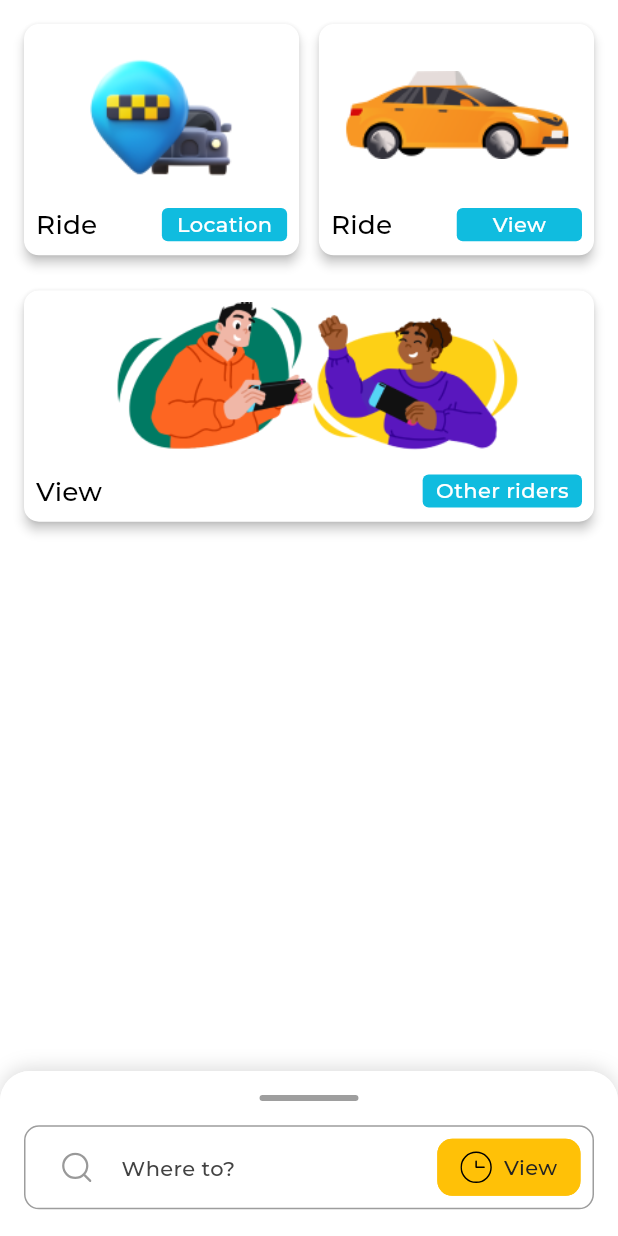
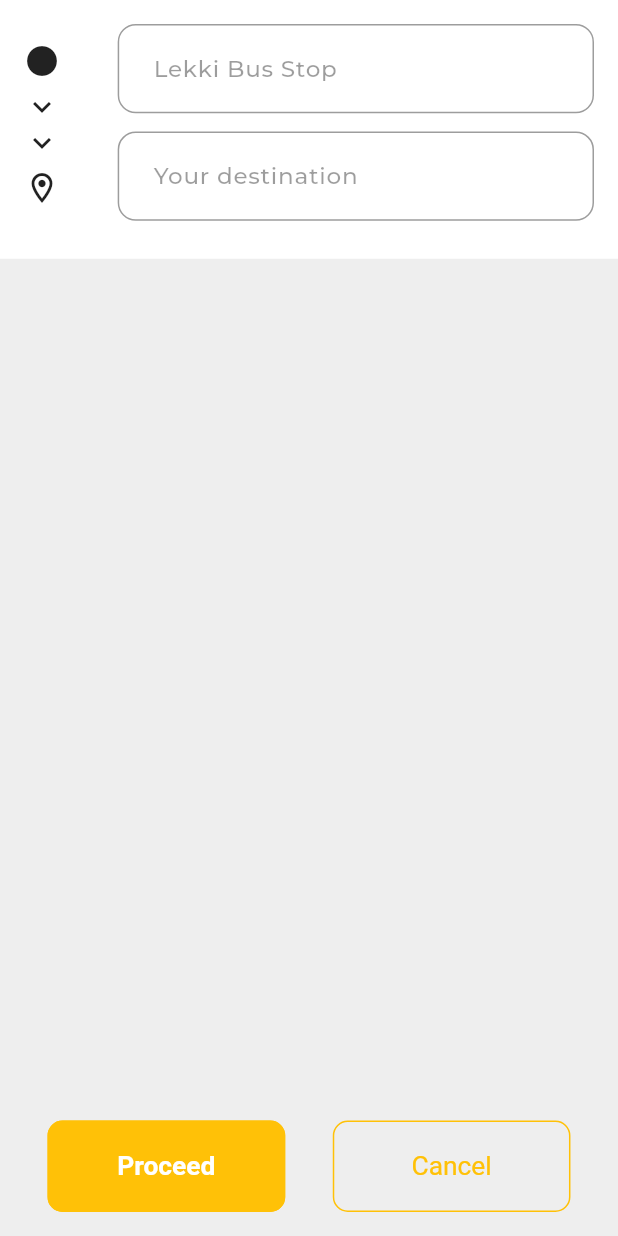
Before and after one commit to Cabu-Cabu/Cabu-Cabu-user-mobile, a Flutter app: the screen it shows after launch, on a phone screen of 412 x 824 dp. Run offline on Flutter 3.47's test engine with Material 3 defaults, Android fonts, the phone set to English and light mode, and no system bars; drawn by our look-alikes of sliding_up_panel; our stand-ins replace flutter_screenutil, flutter_svg, logger, shared_preferences; project files that could hold a hidden picture were left out.

Commit message:
feat: Add RideDestinationPickerScreen and related components
- Added the RideDestinationPickerScreen class, which is the main screen for picking a ride destination in the Cabu Cabu app.

```diff
--- a/lib/app_view.dart
+++ b/lib/app_view.dart
@@ -1,6 +1,6 @@
 import 'package:cabu_cabu_user_mobile/src/core/utils/constants/texts.dart';
 import 'package:cabu_cabu_user_mobile/src/core/utils/theme/theme.dart';
-import 'package:cabu_cabu_user_mobile/src/features/ride_booking/presentation/screens/ride_booking_screen.dart';
+import 'package:cabu_cabu_user_mobile/src/features/ride_booking/presentation/screens/ride_destination_picker_screen.dart';
 import 'package:flutter/material.dart';
 import 'package:flutter_screenutil/flutter_screenutil.dart';
 
@@ -16,7 +16,7 @@ class AppView extends StatelessWidget {
         theme: AppTheme.lightTheme,
         // darkTheme: AppTheme.darkTheme,
         debugShowCheckedModeBanner: false,
-        home: const RideBookingScreen(),
+        home: const RideDestinationPickerScreen(),
       ),
     );
   }
--- a/lib/main.dart
+++ b/lib/main.dart
@@ -2,5 +2,7 @@ import 'package:cabu_cabu_user_mobile/app.dart';
 import 'package:flutter/material.dart';
 
 void main() {
+  WidgetsFlutterBinding.ensureInitialized();
+
   runApp(const MyApp());
 }
--- /dev/null
+++ b/lib/src/features/ride_booking/presentation/screens/ride_destination_picker_screen.dart
@@ -0,0 +1,157 @@
+import 'package:cabu_cabu_user_mobile/src/core/utils/constants/colors.dart';
+import 'package:cabu_cabu_user_mobile/src/core/utils/constants/extentions.dart';
+import 'package:flutter/material.dart';
+import 'package:flutter_screenutil/flutter_screenutil.dart';
+
+/// This is the main screen for picking a ride destination in the Cabu Cabu app.
+class RideDestinationPickerScreen extends StatelessWidget {
+  const RideDestinationPickerScreen({super.key});
+
+  @override
+  Widget build(BuildContext context) {
+    return const Scaffold(
+      body: SafeArea(
+        child: Column(
+          children: [
+            _LocationInputSection(),
+            _BottomButtons(),
+          ],
+        ),
+      ),
+    );
+  }
+}
+
+/// A widget that displays the location input fields for the ride.
+class _LocationInputSection extends StatelessWidget {
+  const _LocationInputSection({super.key});
+
+  @override
+  Widget build(BuildContext context) {
+    return Container(
+      height: 170.h,
+      padding: const EdgeInsets.all(16.0),
+      child: Row(
+        children: [
+          const _LocationIcons(),
+          35.horizontalSpace,
+          const Expanded(child: _LocationTextFields()),
+        ],
+      ),
+    );
+  }
+}
+
+/// A widget that displays the input text fields for origin and destination.
+class _LocationTextFields extends StatelessWidget {
+  const _LocationTextFields({super.key});
+
+  @override
+  Widget build(BuildContext context) {
+    return Column(
+      crossAxisAlignment: CrossAxisAlignment.start,
+      children: [
+        TextField(
+          decoration: InputDecoration(
+            isDense: true,
+            hintText: 'Lekki Bus Stop',
+            contentPadding: EdgeInsets.symmetric(
+              vertical: 18.h,
+              horizontal: 18.w,
+            ),
+          ),
+        ),
+        12.verticalSpace,
+        TextField(
+          decoration: InputDecoration(
+            isDense: true,
+            hintText: 'Your destination',
+            contentPadding: EdgeInsets.symmetric(
+              vertical: 18.h,
+              horizontal: 18.w,
+            ),
+          ),
+        ),
+      ],
+    );
+  }
+}
+
+/// A widget that displays location-related icons vertically.
+class _LocationIcons extends StatelessWidget {
+  const _LocationIcons({super.key});
+
+  @override
+  Widget build(BuildContext context) {
+    return const Column(
+      mainAxisSize: MainAxisSize.min,
+      children: [
+        Spacer(flex: 2),
+        Icon(Icons.circle),
+        Spacer(),
+        Icon(Icons.keyboard_arrow_down),
+        Icon(Icons.keyboard_arrow_down),
+        Spacer(),
+        Icon(Icons.location_on_outlined),
+        Spacer(flex: 3),
+      ],
+    );
+  }
+}
+
+/// A widget that displays the bottom buttons (Proceed and Cancel) with their respective styling.
+class _BottomButtons extends StatelessWidget {
+  const _BottomButtons({super.key});
+
+  @override
+  Widget build(BuildContext context) {
+    return Expanded(
+      child: Stack(
+        alignment: Alignment.bottomCenter,
+        children: [
+          Container(
+            color: Colors.grey[200],
+          ),
+          Padding(
+            padding: const EdgeInsets.only(bottom: 16.0),
+            child: Row(
+              mainAxisSize: MainAxisSize.min,
+              children: [
+                const Spacer(),
+                Expanded(
+                  flex: 5,
+                  child: ElevatedButton(
+                    onPressed: () {},
+                    child: const Text('Proceed'),
+                  ),
+                ),
+                const Spacer(),
+                Expanded(
+                  flex: 5,
+                  child: OutlinedButton(
+                    onPressed: () {},
+                    style: context.outlinedButtonTheme.style?.copyWith(
+                      side: WidgetStateProperty.all(
+                        const BorderSide(
+                          color: AppColors.primary,
+                        ),
+                      ),
+                      foregroundColor: WidgetStateProperty.all(
+                        AppColors.primary,
+                      ),
+                      textStyle: WidgetStateProperty.all(
+                        TextStyle(fontSize: 16.sp),
+                      ),
+                    ),
+                    child: const Text('Cancel'),
+                  ),
+                ),
+                const Spacer(),
+              ],
+            ),
+          ),
+        ],
+      ),
+    );
+  }
+}
--- a/pubspec.yaml
+++ b/pubspec.yaml
@@ -39,6 +39,7 @@ dependencies:
   shared_preferences: ^2.3.2
   flutter_svg: ^2.0.10+1
   sliding_up_panel: ^2.0.0+1
+  google_maps_flutter: ^2.9.0
 
 dev_dependencies:
   flutter_test:
```
Also changed, not shown: pubspec.lock.
